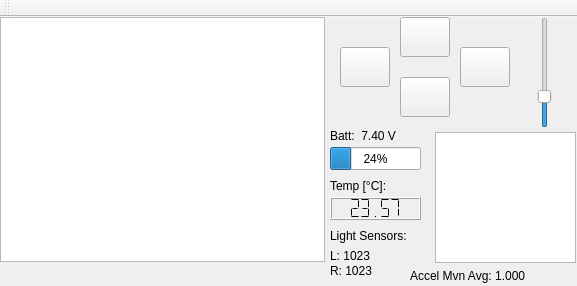
SergiioMario/RoboticsCourses, file catkin_ws/src/hri/mini_robot_gui/src/MainWindow.ui: the form before one commit.
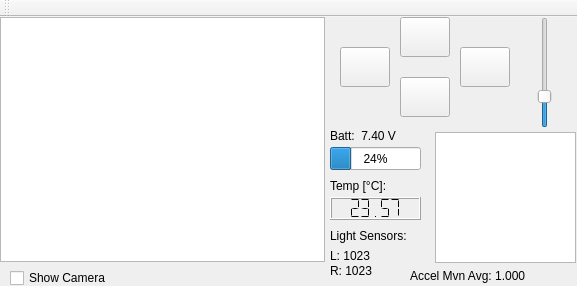
The form after the commit.

Commit message: Modify minirobot gui to show image from camera

The edit to the form file:
```diff
--- a/catkin_ws/src/hri/mini_robot_gui/src/MainWindow.ui
+++ b/catkin_ws/src/hri/mini_robot_gui/src/MainWindow.ui
@@ -260,6 +260,19 @@
      <string>Accel Mvn Avg: 1.000</string>
     </property>
    </widget>
+   <widget class="QCheckBox" name="chkShowCamera">
+    <property name="geometry">
+     <rect>
+      <x>10</x>
+      <y>250</y>
+      <width>131</width>
+      <height>22</height>
+     </rect>
+    </property>
+    <property name="text">
+     <string>Show Camera</string>
+    </property>
+   </widget>
   </widget>
   <widget class="QToolBar" name="mainToolBar">
    <attribute name="toolBarArea">
```
The commit also changes 4 other files.
